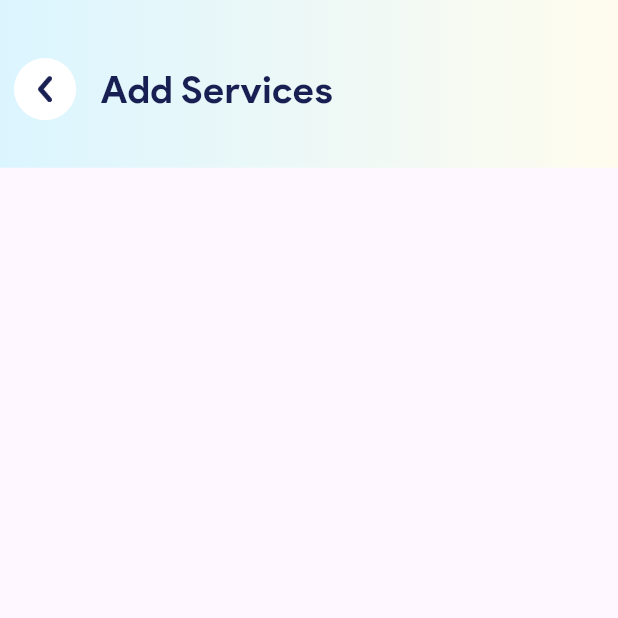
After one commit to PruthviSojitra1527/HomeServiceProvider, a Flutter app: the AddService screen opened directly, on a phone screen of 412 x 824 dp, the top half of it. The commit adds this screen. Run offline on Flutter 3.47's test engine with Material 3 defaults, Android fonts, the phone set to English and light mode, and no system bars; our stand-ins replace dotted_border, easy_stepper, fl_chart, otp_text_field.

Commit message:
-am "[ADD] new project"

```diff
--- a/lib/Common/image_path.dart
+++ b/lib/Common/image_path.dart
@@ -60,6 +60,8 @@ class ImagePath {
   static const String addWhiteBtn = "${icBase}ic_add_white.png";
   static const String more = "${icBase}ic_more.png";
   static const String whiteNotification = "${icBase}ic_white_notification.png";
+  static const String editBlue = "${icBase}ic_edit_blue.png";
+  static const String dlt = "${icBase}ic_dlt_red.png";
 
   static const String cleaning = "${icBase}ic_cleaning.png";
   static const String homePainting = "${icBase}ic_homePainting.png";
--- a/lib/Common/strings.dart
+++ b/lib/Common/strings.dart
@@ -34,8 +34,10 @@ class Strings {
   static const String pleaseFillYourEmail =
       "Please Enter Your Registered Email Address.";
   static const String enterEmailOrMobile = "Enter your email id or mobile no";
+  static const String browse = "Browse";
   static const String submit = "SUBMIT";
-  static const String browse = "Browse";
+  static const String edit = "Edit";
+  static const String dlt = "Delete";
 
   static const String enterTheVerificationCode =
       "Confirmation Code has been Sent to Your Email.";
@@ -163,6 +165,7 @@ class Strings {
   static const String personalDetails = "Personals Details";
   static const String bankDetails = "Bank Details";
   static const String cancellationPolicy = "Cancellation Policy";
+  static const String addServices = "Add Services";
 
   ///dummy strings
   static const String dummy_1 = "150 Experts";
--- /dev/null
+++ b/lib/Screens/homePage/Tabs/MyService/add_service.dart
@@ -0,0 +1,36 @@
+import '../../../../Common/all_import.dart';
+
+class AddService extends StatefulWidget {
+  const AddService({super.key});
+
+  @override
+  State<AddService> createState() => _AddServiceState();
+}
+
+class _AddServiceState extends State<AddService> {
+  @override
+  Widget build(BuildContext context) {
+    ScalingQuery scalingQuery = ResponsiveFlutter.of(context);
+
+    return SafeArea(
+      top: false,
+      bottom: false,
+      child: Scaffold(
+        body: Column(
+          children: [
+            customGradientContainer(
+              context: context,
+              leadingChild: customRoundBtn(
+                context: context,
+                height: scalingQuery.scale(35),
+                color: appColors.white,
+                image: ImagePath.blueBack,
+              ),
+              title: Strings.addServices,
+            ),
+          ],
+        ),
+      ),
+    );
+  }
+}
```
Also changed, not shown: lib/Screens/homePage/Tabs/MyService/my_service_details_screen.dart (+68 -1 lines), assets/images/icons/ic_dlt_red.png (added), assets/images/icons/ic_edit_blue.png (added).
